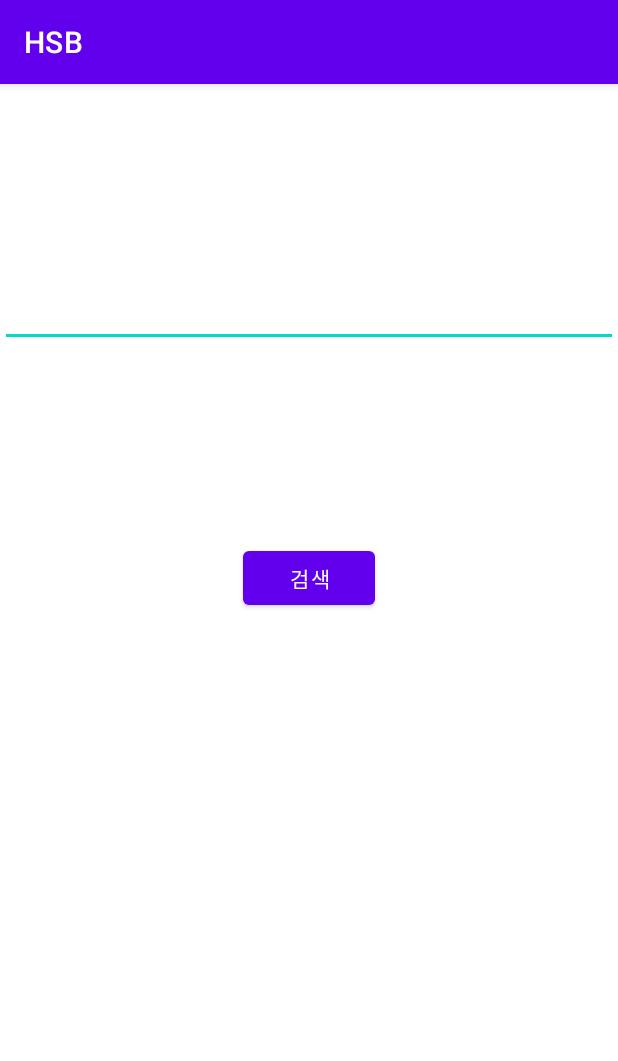
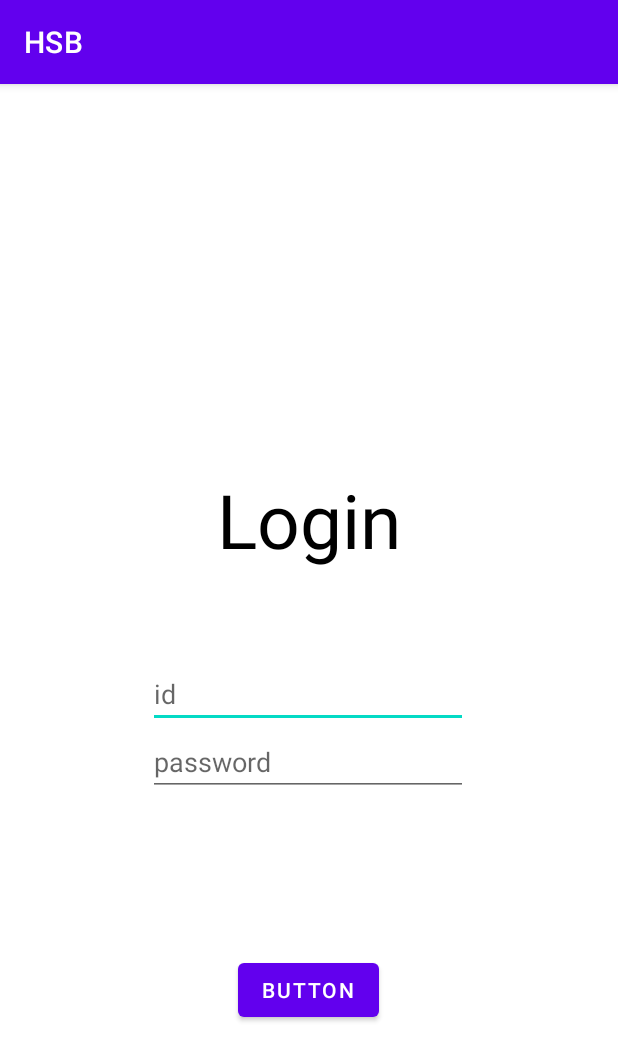
Before and after one commit to diddntjd99/ARLibrary, an Android app: the screen it shows after launch (MainActivity before the commit, LoginActivity after it), on a phone screen of 412 x 824 dp. Shown: the top 1061 px of the screen. Run offline under Robolectric (Android 15) with nearby library versions, the phone set to English and light mode, and no system bars; libraries missing offline, so code that uses them is left out: io.socket.client, io.socket.emitter; 2 statements that could not run were skipped.

Commit message:
login complete

```diff
--- a/app/src/main/AndroidManifest.xml
+++ b/app/src/main/AndroidManifest.xml
@@ -13,12 +13,15 @@
         android:theme="@style/Theme.TestApp"
         android:usesCleartextTraffic="true">
 
-        <activity android:name="com.example.HSB.MainActivity">
+        <activity android:name=".LoginActivity">
             <intent-filter>
                 <action android:name="android.intent.action.MAIN" />
 
                 <category android:name="android.intent.category.LAUNCHER" />
             </intent-filter>
+        </activity>
+        <activity android:name="com.example.HSB.MainActivity">
+
         </activity>
         <activity android:name=".ListActivity">
         </activity>
--- a/app/src/main/java/com/example/HSB/ListActivity.java
+++ b/app/src/main/java/com/example/HSB/ListActivity.java
@@ -108,6 +108,7 @@ public class ListActivity extends AppCompatActivity {
 
         Intent secondIntent = getIntent();
         String book_name = secondIntent.getStringExtra("book_name");
+        //String name = secondIntent.getStringExtra("name");
 
         socket.emit("book_name", book_name);
         socket.on("return", new Emitter.Listener() {
--- /dev/null
+++ b/app/src/main/java/com/example/HSB/LoginActivity.java
@@ -0,0 +1,92 @@
+package com.example.HSB;
+
+import android.content.Intent;
+import android.os.Bundle;
+import android.os.PersistableBundle;
+import android.util.Log;
+import android.view.View;
+import android.widget.Toast;
+
+import androidx.annotation.Nullable;
+import androidx.appcompat.app.AppCompatActivity;
+
+import com.example.HSB.databinding.ActivityLoginBinding;
+
+import org.json.JSONArray;
+import org.json.JSONException;
+import org.json.JSONObject;
+
+import io.socket.client.IO;
+import io.socket.client.Socket;
+import io.socket.emitter.Emitter;
+
+public class LoginActivity extends AppCompatActivity {
+
+    private Socket socket;
+
+    @Override
+    protected void onCreate(Bundle savedInstanceState) {
+        super.onCreate(savedInstanceState);
+        ActivityLoginBinding binding = ActivityLoginBinding.inflate(getLayoutInflater());
+        setContentView(binding.getRoot());
+
+        try {
+            socket = IO.socket("http://119.192.49.237/");
+            //http://14.53.49.163
+            socket.connect();
+        } catch (Exception e) {
+            e.printStackTrace();
+        }
+
+        socket.on("success", new Emitter.Listener() {
+            @Override
+            public void call(final Object... args) {
+                runOnUiThread(new Runnable() {
+                    @Override
+                    public void run() {
+                        JSONObject data = (JSONObject) args[0];
+                        Intent it = new Intent(LoginActivity.this, MainActivity.class);
+                        it.putExtra("id", String.valueOf(binding.id.getText()));
+                        try {
+                            it.putExtra("name", data.getString("name"));
+                        } catch (JSONException e) {
+                            e.printStackTrace();
+                        }
+                        startActivity(it);
+                    }
+                });
+            }
+        });
+
+        socket.on("fail", new Emitter.Listener() {
+            @Override
+            public void call(Object... args) {
+                runOnUiThread(new Runnable() {
+                    @Override
+                    public void run() {
+                        Toast.makeText(getApplicationContext(), "로그인 실패", Toast.LENGTH_SHORT).show();
+                        binding.id.setText("");
+                        binding.password.setText("");
+                    }
+                });
+            }
+        });
+
+        binding.loginbtn.setOnClickListener(new View.OnClickListener() {
+            @Override
+            public void onClick(View v) {
+                JSONObject object = new JSONObject();
+                try {
+                    object.put("user_id", binding.id.getText());
+                    object.put("passwd", binding.password.getText());
+                    socket.emit("login", object);
+                } catch (JSONException e) {
+                    e.printStackTrace();
+                }
+
+            }
+        });
+
+    }
+
+}
--- a/app/src/main/java/com/example/HSB/MainActivity.java
+++ b/app/src/main/java/com/example/HSB/MainActivity.java
@@ -4,9 +4,11 @@ import androidx.appcompat.app.AppCompatActivity;
 
 import android.content.Intent;
 import android.os.Bundle;
+import android.util.Log;
 import android.view.View;
 import android.widget.Button;
 import android.widget.EditText;
+import android.widget.Toast;
 
 import com.example.HSB.databinding.ActivityMainBinding;
 
@@ -20,6 +22,11 @@ public class MainActivity extends AppCompatActivity {
         ActivityMainBinding binding = ActivityMainBinding.inflate(getLayoutInflater());
         setContentView(binding.getRoot());
 
+        Intent intent = getIntent();
+        String id = intent.getStringExtra("id");
+        String name = intent.getStringExtra("name");
+        Toast.makeText(this, id+name, Toast.LENGTH_SHORT).show();
+
         editText = binding.editText;
         button = binding.button;
         button.setOnClickListener(new View.OnClickListener() {
@@ -27,6 +34,8 @@ public class MainActivity extends AppCompatActivity {
             public void onClick(View v) {
                 Intent it = new Intent(MainActivity.this, ListActivity.class);
                 it.putExtra("book_name",editText.getText().toString());
+                it.putExtra("userid", id);
+                it.putExtra("name", name);
                 startActivity(it);
             }
         });
--- a/app/src/main/java/com/example/HSB/ReviewActivity.java
+++ b/app/src/main/java/com/example/HSB/ReviewActivity.java
@@ -141,7 +141,7 @@ public class ReviewActivity extends AppCompatActivity {
             public void onClick(View v) {
                 JSONObject object = new JSONObject();
                 try {
-                    object.put("user_id", "123123");
+                    object.put("user_id", "1871292");
                     object.put("title", data.getString("title"));
                     object.put("review", binding.reviewFieldText.getText());
                     object.put("rating", binding.ratingBar.getRating());
--- /dev/null
+++ b/app/src/main/res/layout/activity_login.xml
@@ -0,0 +1,56 @@
+<?xml version="1.0" encoding="utf-8"?>
+<androidx.constraintlayout.widget.ConstraintLayout xmlns:android="http://schemas.android.com/apk/res/android"
+    xmlns:app="http://schemas.android.com/apk/res-auto"
+    xmlns:tools="http://schemas.android.com/tools"
+    android:layout_width="match_parent"
+    android:layout_height="match_parent">
+
+    <EditText
+        android:id="@+id/id"
+        android:layout_width="wrap_content"
+        android:layout_height="wrap_content"
+        android:ems="10"
+        android:hint="id"
+        android:inputType="textPersonName"
+        app:layout_constraintBottom_toTopOf="@+id/password"
+        app:layout_constraintEnd_toEndOf="parent"
+        app:layout_constraintHorizontal_bias="0.497"
+        app:layout_constraintStart_toStartOf="parent" />
+
+    <EditText
+        android:id="@+id/password"
+        android:layout_width="wrap_content"
+        android:layout_height="45dp"
+        android:ems="10"
+        android:hint="password"
+        android:inputType="textPersonName"
+        app:layout_constraintBottom_toTopOf="@+id/loginbtn"
+        app:layout_constraintEnd_toEndOf="parent"
+        app:layout_constraintHorizontal_bias="0.497"
+        app:layout_constraintStart_toStartOf="parent"
+        app:layout_constraintTop_toBottomOf="@+id/login" />
+
+    <Button
+        android:id="@+id/loginbtn"
+        android:layout_width="wrap_content"
+        android:layout_height="wrap_content"
+        android:layout_marginBottom="140dp"
+        android:text="Button"
+        app:layout_constraintBottom_toBottomOf="parent"
+        app:layout_constraintEnd_toEndOf="parent"
+        app:layout_constraintHorizontal_bias="0.498"
+        app:layout_constraintStart_toStartOf="parent" />
+
+    <TextView
+        android:id="@+id/login"
+        android:layout_width="wrap_content"
+        android:layout_height="wrap_content"
+        android:text="Login"
+        android:textColor="@color/black"
+        android:textSize="50sp"
+        app:layout_constraintBottom_toTopOf="@+id/loginbtn"
+        app:layout_constraintEnd_toEndOf="parent"
+        app:layout_constraintStart_toStartOf="parent"
+        app:layout_constraintTop_toTopOf="parent" />
+
+</androidx.constraintlayout.widget.ConstraintLayout>
```
